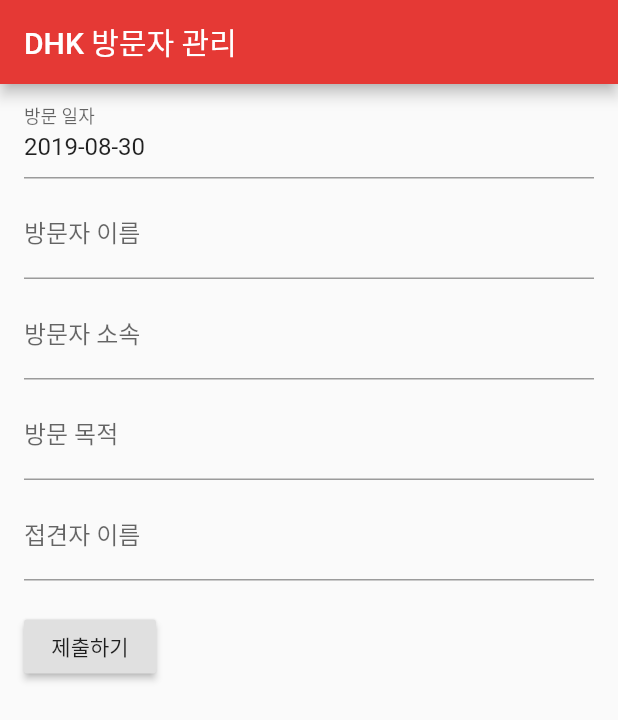
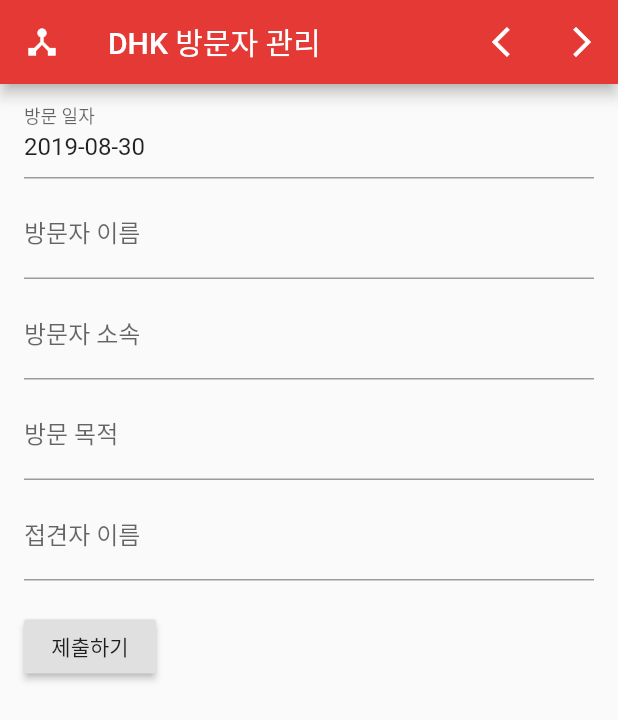
Before and after one commit to bonchangkoo/VisitorManagementApp, a Flutter app: the screen it shows after launch, on a phone screen of 412 x 824 dp. Shown: the top 720 px of the screen. Run offline on Flutter 3.47's test engine with Material 2 defaults, Android fonts, the phone set to English and light mode, and no system bars.

Commit message:
앱바 leading 및 action 버튼 추가

```diff
--- a/lib/main.dart
+++ b/lib/main.dart
@@ -12,10 +12,28 @@
     return MaterialApp(
       title: appTitle,
       debugShowCheckedModeBanner: false,
+      theme: ThemeData(
+        primaryColor: Colors.red[600],
+        accentColor: Colors.white,
+      ),
       home: Scaffold(
         appBar: AppBar(
           title: Text(appTitle),
-          backgroundColor: Colors.red[600],
+          leading: Icon(Icons.device_hub),
+          actions: <Widget>[
+            IconButton(
+              icon: Icon(Icons.arrow_back_ios),
+              onPressed: () {
+
+              },
+            ),
+            IconButton(
+                icon: Icon(Icons.arrow_forward_ios),
+                onPressed: () {
+
+                },
+            )
+          ],
         ),
         body: MyCustomForm(),
       ),
```
Also changed, not shown: pubspec.lock.
